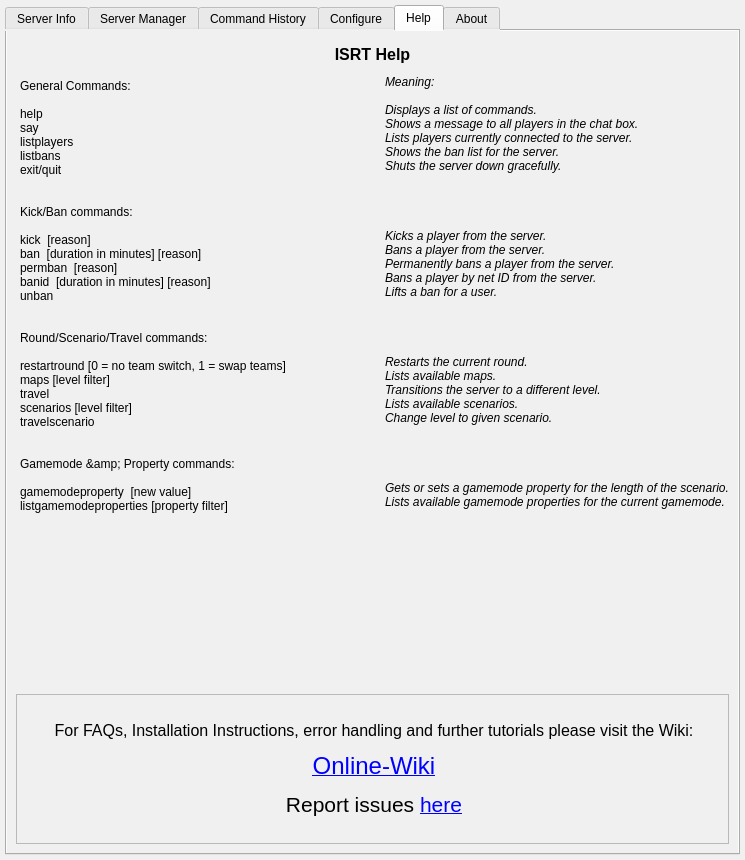
sargolin/ISRT-Insurgency-Sandstorm-RCON-TOOL-and-Mapchanger, file Source_Code/source_files/isrt_gui.ui: the form before one commit.
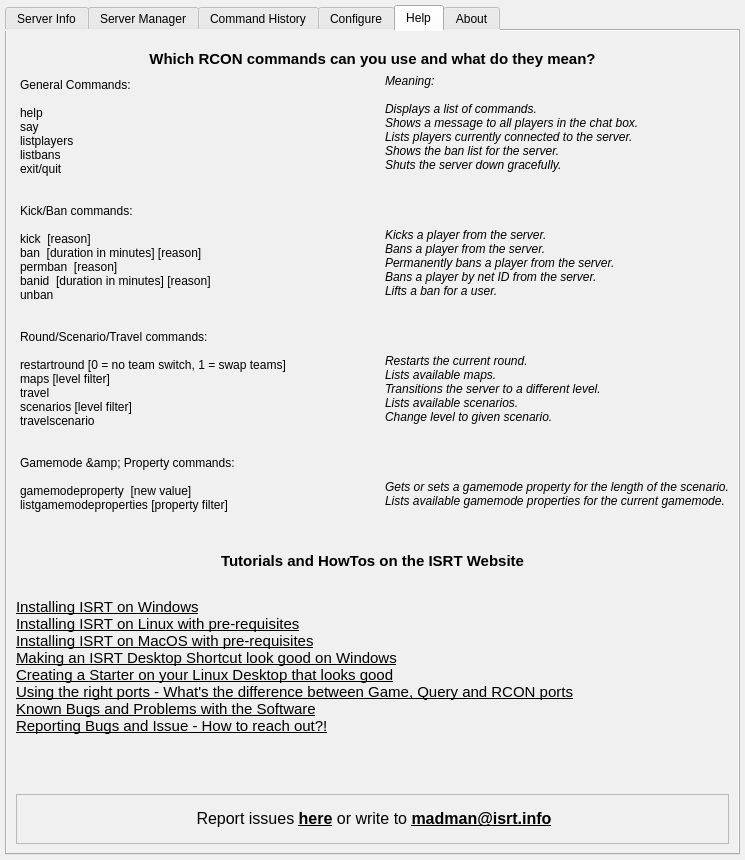
The form after the commit. The open tabs and pages were chosen to show the change. Icons and pictures are not drawn.

Commit message: changes to Help Center

```diff
--- a/Source_Code/source_files/isrt_gui.ui
+++ b/Source_Code/source_files/isrt_gui.ui
@@ -3321,7 +3321,7 @@
            <property name="sizeHint" stdset="0">
             <size>
              <width>20</width>
-             <height>5</height>
+             <height>10</height>
             </size>
            </property>
           </spacer>
@@ -3334,6 +3334,11 @@
              <verstretch>0</verstretch>
             </sizepolicy>
            </property>
+           <property name="font">
+            <font>
+             <pointsize>9</pointsize>
+            </font>
+           </property>
            <property name="styleSheet">
             <string notr="true">background-color: rgb(240, 240, 240);</string>
            </property>
@@ -3341,40 +3346,11 @@
             <string>&lt;!DOCTYPE HTML PUBLIC &quot;-//W3C//DTD HTML 4.0//EN&quot; &quot;http://www.w3.org/TR/REC-html40/strict.dtd&quot;&gt;
 &lt;html&gt;&lt;head&gt;&lt;meta name=&quot;qrichtext&quot; content=&quot;1&quot; /&gt;&lt;style type=&quot;text/css&quot;&gt;
 p, li { white-space: pre-wrap; }
-&lt;/style&gt;&lt;/head&gt;&lt;body style=&quot; font-family:'MS Shell Dlg 2'; font-size:8pt; font-weight:400; font-style:normal;&quot;&gt;
-&lt;p align=&quot;center&quot; style=&quot; margin-top:10px; margin-bottom:10px; margin-left:0px; margin-right:0px; -qt-block-indent:0; text-indent:0px;&quot;&gt;&lt;span style=&quot; font-size:12pt; font-weight:600;&quot;&gt;ISRT Help&lt;/span&gt;&lt;/p&gt;&lt;/body&gt;&lt;/html&gt;</string>
+&lt;/style&gt;&lt;/head&gt;&lt;body style=&quot; font-family:'MS Shell Dlg 2'; font-size:9pt; font-weight:400; font-style:normal;&quot;&gt;
+&lt;p align=&quot;center&quot; style=&quot; margin-top:10px; margin-bottom:10px; margin-left:0px; margin-right:0px; -qt-block-indent:0; text-indent:0px;&quot;&gt;&lt;span style=&quot; font-size:11pt; font-weight:600;&quot;&gt;Which RCON commands can you use and what do they mean?&lt;/span&gt;&lt;/p&gt;&lt;/body&gt;&lt;/html&gt;</string>
            </property>
           </widget>
          </item>
-         <item>
-          <spacer name="verticalSpacer_14">
-           <property name="orientation">
-            <enum>Qt::Vertical</enum>
-           </property>
-           <property name="sizeType">
-            <enum>QSizePolicy::Minimum</enum>
-           </property>
-           <property name="sizeHint" stdset="0">
-            <size>
-             <width>20</width>
-             <height>5</height>
-            </size>
-           </property>
-          </spacer>
-         </item>
-         <item>
-          <spacer name="verticalSpacer">
-           <property name="orientation">
-            <enum>Qt::Vertical</enum>
-           </property>
-           <property name="sizeHint" stdset="0">
-            <size>
-             <width>20</width>
-             <height>40</height>
-            </size>
-           </property>
-          </spacer>
-         </item>
          <item>
           <layout class="QHBoxLayout" name="horizontalLayout_9">
            <item>
@@ -3382,7 +3358,7 @@
              <property name="minimumSize">
               <size>
                <width>0</width>
-               <height>707</height>
+               <height>450</height>
               </size>
              </property>
              <property name="font">
@@ -3497,19 +3473,95 @@
            </item>
           </layout>
          </item>
+         <item>
+          <spacer name="verticalSpacer">
+           <property name="orientation">
+            <enum>Qt::Vertical</enum>
+           </property>
+           <property name="sizeHint" stdset="0">
+            <size>
+             <width>20</width>
+             <height>10</height>
+            </size>
+           </property>
+          </spacer>
+         </item>
+         <item>
+          <widget class="QLabel" name="label_5">
+           <property name="font">
+            <font>
+             <pointsize>9</pointsize>
+            </font>
+           </property>
+           <property name="text">
+            <string>&lt;html&gt;&lt;head/&gt;&lt;body&gt;&lt;p align=&quot;center&quot;&gt;&lt;span style=&quot; font-size:11pt; font-weight:600;&quot;&gt;Tutorials and HowTos on the ISRT Website&lt;/span&gt;&lt;/p&gt;&lt;/body&gt;&lt;/html&gt;</string>
+           </property>
+          </widget>
+         </item>
+         <item>
+          <spacer name="verticalSpacer_3">
+           <property name="orientation">
+            <enum>Qt::Vertical</enum>
+           </property>
+           <property name="sizeHint" stdset="0">
+            <size>
+             <width>20</width>
+             <height>10</height>
+            </size>
+           </property>
+          </spacer>
+         </item>
+         <item>
+          <widget class="QLabel" name="label_7">
+           <property name="minimumSize">
+            <size>
+             <width>0</width>
+             <height>120</height>
+            </size>
+           </property>
+           <property name="frameShape">
+            <enum>QFrame::NoFrame</enum>
+           </property>
+           <property name="text">
+            <string>&lt;html&gt;&lt;head/&gt;&lt;body&gt;&lt;p&gt;&lt;a href=&quot;https://www.isrt.info/?page_id=263#installwin&quot;&gt;&lt;span style=&quot; font-size:11pt; color:#000000;&quot;&gt;Installing ISRT on Windows&lt;/span&gt;&lt;/a&gt;&lt;span style=&quot; color:#000000;&quot;&gt;&lt;br/&gt;&lt;/span&gt;&lt;a href=&quot;https://www.isrt.info/?page_id=263#installlin&quot;&gt;&lt;span style=&quot; font-size:11pt; color:#000000;&quot;&gt;Installing ISRT on Linux with pre-requisites&lt;/span&gt;&lt;/a&gt;&lt;span style=&quot; color:#000000;&quot;&gt;&lt;br/&gt;&lt;/span&gt;&lt;a href=&quot;https://www.isrt.info/?page_id=263#installmac&quot;&gt;&lt;span style=&quot; font-size:11pt; color:#000000;&quot;&gt;Installing ISRT on MacOS &lt;/span&gt;&lt;/a&gt;&lt;a href=&quot;https://www.isrt.info/?page_id=263#installlin&quot;&gt;&lt;span style=&quot; font-size:11pt; color:#000000;&quot;&gt;with pre-requisites&lt;/span&gt;&lt;/a&gt;&lt;span style=&quot; color:#000000;&quot;&gt;&lt;br/&gt;&lt;/span&gt;&lt;a href=&quot;https://www.isrt.info/?page_id=316&quot;&gt;&lt;span style=&quot; font-size:11pt; color:#000000;&quot;&gt;Making an ISRT Desktop Shortcut look good on Windows&lt;/span&gt;&lt;/a&gt;&lt;span style=&quot; color:#000000;&quot;&gt;&lt;br/&gt;&lt;/span&gt;&lt;a href=&quot;https://www.isrt.info/?page_id=316#linsc&quot;&gt;&lt;span style=&quot; font-size:11pt; color:#000000;&quot;&gt;Creating a Starter on your Linux Desktop that looks good&lt;/span&gt;&lt;/a&gt;&lt;span style=&quot; color:#000000;&quot;&gt;&lt;br/&gt;&lt;/span&gt;&lt;a href=&quot;https://www.isrt.info/?page_id=276&quot;&gt;&lt;span style=&quot; font-size:11pt; color:#000000;&quot;&gt;Using the right ports - What's the difference between Game, Query and RCON ports&lt;/span&gt;&lt;/a&gt;&lt;span style=&quot; color:#000000;&quot;&gt;&lt;br/&gt;&lt;/span&gt;&lt;a href=&quot;https://www.isrt.info/?page_id=278&quot;&gt;&lt;span style=&quot; font-size:11pt; color:#000000;&quot;&gt;Known Bugs and Problems with the Software&lt;/span&gt;&lt;/a&gt;&lt;span style=&quot; color:#000000;&quot;&gt;&lt;br/&gt;&lt;/span&gt;&lt;a href=&quot;https://www.isrt.info/?page_id=280&quot;&gt;&lt;span style=&quot; font-size:11pt; color:#000000;&quot;&gt;Reporting Bugs and Issue - How to reach out?!&lt;/span&gt;&lt;/a&gt;&lt;span style=&quot; color:#000000;&quot;&gt;&lt;br/&gt;&lt;/span&gt;&lt;/p&gt;&lt;/body&gt;&lt;/html&gt;</string>
+           </property>
+           <property name="openExternalLinks">
+            <bool>true</bool>
+           </property>
+           <property name="textInteractionFlags">
+            <set>Qt::LinksAccessibleByKeyboard|Qt::LinksAccessibleByMouse|Qt::TextBrowserInteraction|Qt::TextSelectableByKeyboard|Qt::TextSelectableByMouse</set>
+           </property>
+          </widget>
+         </item>
+         <item>
+          <layout class="QHBoxLayout" name="horizontalLayout_32"/>
+         </item>
+         <item>
+          <spacer name="verticalSpacer_4">
+           <property name="orientation">
+            <enum>Qt::Vertical</enum>
+           </property>
+           <property name="sizeHint" stdset="0">
+            <size>
+             <width>20</width>
+             <height>40</height>
+            </size>
+           </property>
+          </spacer>
+         </item>
          <item>
           <widget class="QLabel" name="label_bottom_help">
            <property name="minimumSize">
             <size>
              <width>0</width>
-             <height>150</height>
+             <height>50</height>
             </size>
            </property>
            <property name="frameShape">
             <enum>QFrame::StyledPanel</enum>
            </property>
            <property name="text">
-            <string>&lt;html&gt;&lt;head/&gt;&lt;body&gt;&lt;p align=&quot;center&quot;&gt;&lt;span style=&quot; font-size:12pt;&quot;&gt;For FAQs, Installation Instructions, error handling and further tutorials please visit the Wiki:&lt;/span&gt;&lt;/p&gt;&lt;p align=&quot;center&quot;&gt;&lt;a href=&quot;https://www.isrt.info/?page_id=2&quot;&gt;&lt;span style=&quot; font-size:18pt; text-decoration: underline; color:#0000ff;&quot;&gt;Online-Wiki&lt;/span&gt;&lt;/a&gt;&lt;/p&gt;&lt;p align=&quot;center&quot;&gt;&lt;span style=&quot; font-size:16pt;&quot;&gt;Report issues &lt;/span&gt;&lt;a href=&quot;https://github.com/olli-e/ISRT-Insurgency-Sandstorm-RCON-Query-Tool/issues&quot;&gt;&lt;span style=&quot; font-size:16pt; text-decoration: underline; color:#0000ff;&quot;&gt;here&lt;/span&gt;&lt;/a&gt;&lt;/p&gt;&lt;/body&gt;&lt;/html&gt;</string>
+            <string>&lt;html&gt;&lt;head/&gt;&lt;body&gt;&lt;p align=&quot;center&quot;&gt;&lt;span style=&quot; font-size:12pt;&quot;&gt;Report issues &lt;/span&gt;&lt;a href=&quot;https://github.com/olli-e/ISRT-Insurgency-Sandstorm-RCON-Query-Tool/issues&quot;&gt;&lt;span style=&quot; font-size:12pt; font-weight:600; text-decoration: underline; color:#000000;&quot;&gt;here&lt;/span&gt;&lt;/a&gt;&lt;span style=&quot; font-size:12pt;&quot;&gt; or write to &lt;/span&gt;&lt;a href=&quot;mailto:madman@isrt.info&quot;&gt;&lt;span style=&quot; font-size:12pt; font-weight:600; text-decoration: underline; color:#000000;&quot;&gt;madman@isrt.info&lt;/span&gt;&lt;/a&gt;&lt;/p&gt;&lt;/body&gt;&lt;/html&gt;</string>
            </property>
            <property name="openExternalLinks">
             <bool>true</bool>
@@ -3519,19 +3571,6 @@
            </property>
           </widget>
          </item>
-         <item>
-          <spacer name="verticalSpacer_4">
-           <property name="orientation">
-            <enum>Qt::Vertical</enum>
-           </property>
-           <property name="sizeHint" stdset="0">
-            <size>
-             <width>20</width>
-             <height>40</height>
-            </size>
-           </property>
-          </spacer>
-         </item>
         </layout>
        </item>
       </layout>
```
The commit also changes 8 other files.
